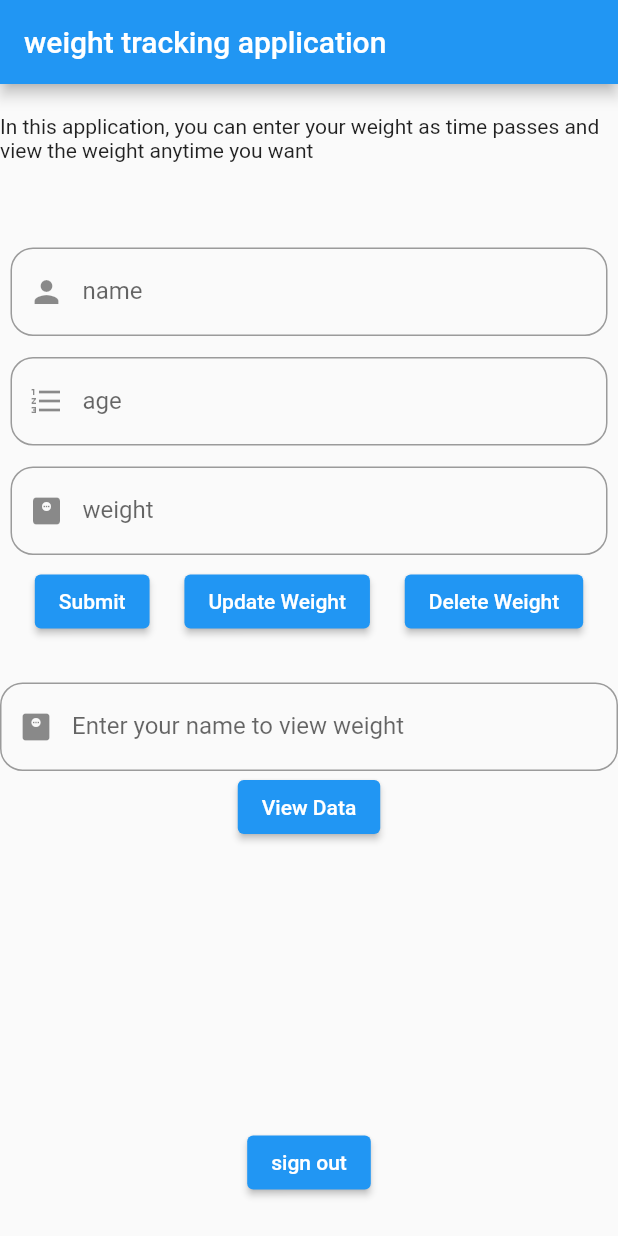
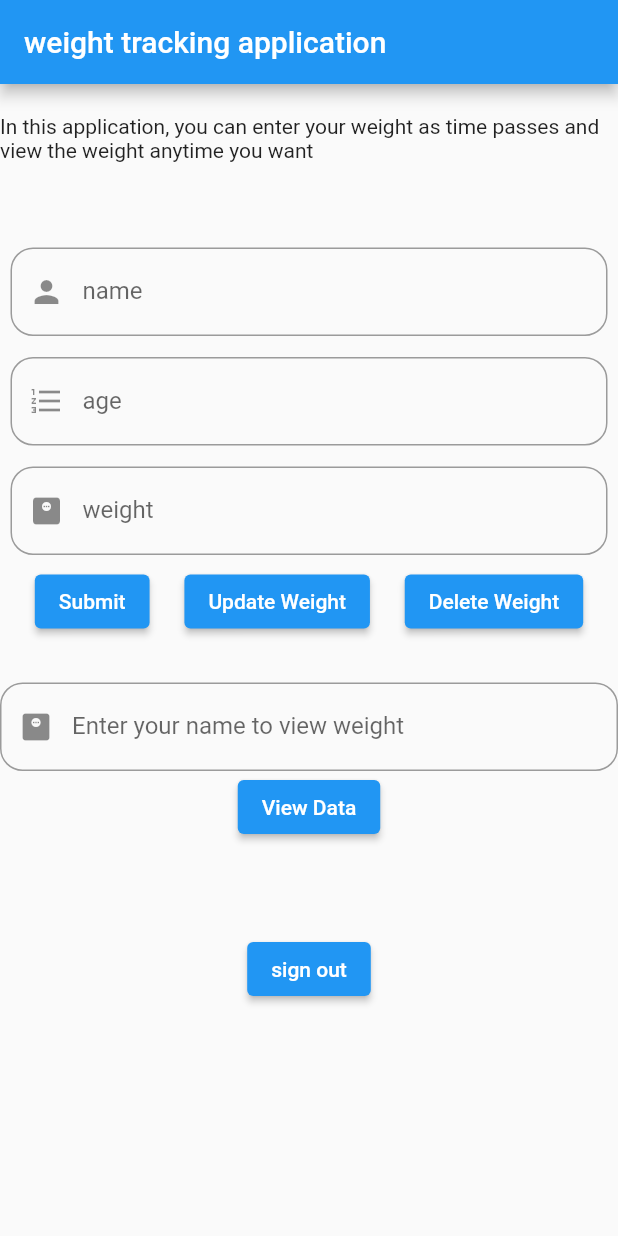
Before and after one commit to levi956/weight-tracking-application, a Flutter app: the screen it shows once a user with an empty profile is signed in, on a phone screen of 412 x 824 dp. Run offline on Flutter 3.47's test engine with Material 2 defaults, Android fonts, the phone set to English and light mode, and no system bars; our stand-ins replace cloud_firestore, firebase_auth, firebase_core, fluttertoast; accounts and stored records are empty.

Commit message:
add codebase

```diff
--- a/lib/screen/home.dart
+++ b/lib/screen/home.dart
@@ -36,6 +36,7 @@ class _HomeState extends State<Home> {
       ),
       body: Form(
         key: _formKey,
+        child: SingleChildScrollView(
           child: Column(
             mainAxisAlignment: MainAxisAlignment.start,
             children: <Widget>[
@@ -202,7 +203,7 @@ class _HomeState extends State<Home> {
                         return null;
                       },
                       controller: _nameController2,
-                    keyboardType: TextInputType.number,
+                      keyboardType: TextInputType.text,
                       decoration: InputDecoration(
                         prefixIcon: const Icon(Icons.monitor_weight),
                         labelText: 'Enter your name to view weight',
@@ -229,9 +230,10 @@ class _HomeState extends State<Home> {
                 ),
               ),
               Container(
-              child: _isData ? GetUserName(_nameController2.text.trim()) : null,
+                child:
+                    _isData ? GetUserName(_nameController2.text.trim()) : null,
               ),
-            const Spacer(),
+              const SizedBox(height: 60),
               Container(
                 margin: const EdgeInsets.only(bottom: 25),
                 child: ElevatedButton(
@@ -242,6 +244,7 @@ class _HomeState extends State<Home> {
             ],
           ),
         ),
+      ),
     );
   }
 }
```
Lines whose indentation alone changed are shown as unchanged.
